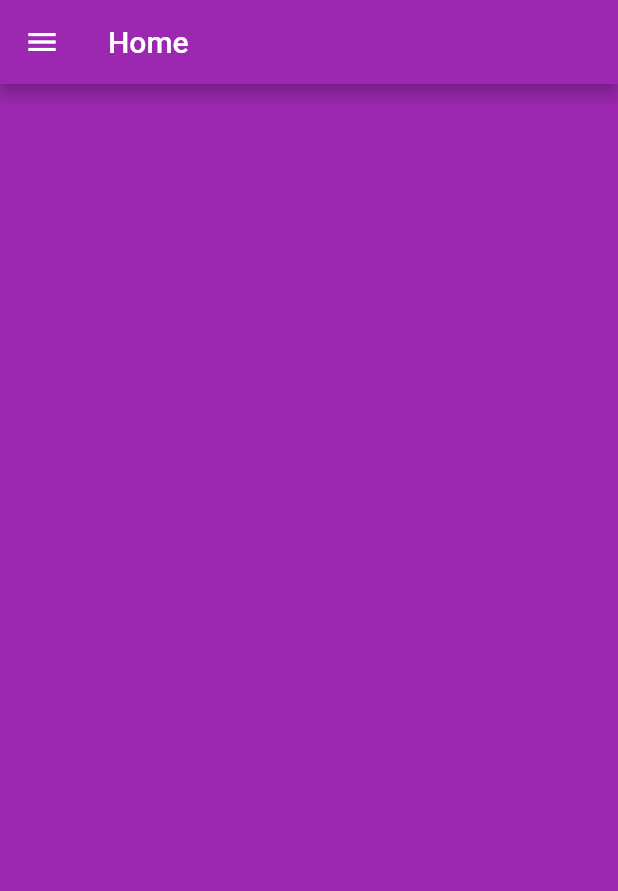
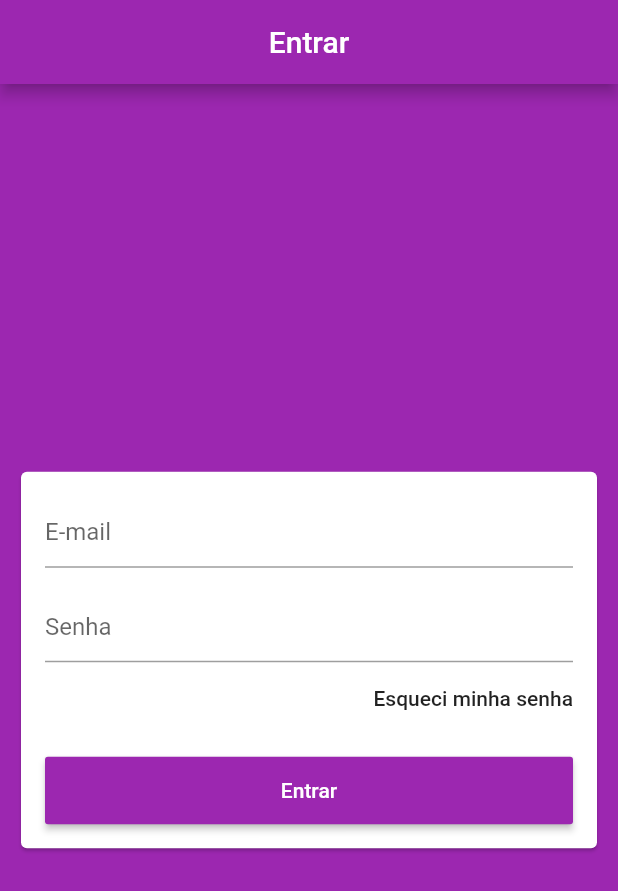
Before and after one commit to leoCardosoDev/flutter_ecommerce_completo, a Flutter app: the screen it shows after launch, on a phone screen of 412 x 824 dp. Shown: the top 891 px of the screen. Run offline on Flutter 3.47's test engine with Material 2 defaults, Android fonts, the phone set to English and light mode, and no system bars.

Commit message:
feat: add LoginScreen

```diff
--- a/lib/screens/base/base_screen.dart
+++ b/lib/screens/base/base_screen.dart
@@ -1,5 +1,6 @@
 import 'package:ecommerce_completo/common/custom_drawer/custom_drawer.dart';
 import 'package:ecommerce_completo/models/page_manager.dart';
+import 'package:ecommerce_completo/screens/login/login_screen.dart';
 import 'package:flutter/material.dart';
 import 'package:provider/provider.dart';
 
@@ -13,13 +14,7 @@ class BaseScreen extends StatelessWidget {
         controller: pageController,
         physics: const NeverScrollableScrollPhysics(),
         children: [
-          Scaffold(
-            drawer: CustomDrawer(),
-            appBar: AppBar(
-              title: Text('Home'),
-            ),
-            body: Container(color: Colors.purple),
-          ),
+          LoginScreen(),
           Scaffold(
             drawer: CustomDrawer(),
             appBar: AppBar(
--- /dev/null
+++ b/lib/screens/login/login_screen.dart
@@ -0,0 +1,63 @@
+import 'package:flutter/material.dart';
+
+class LoginScreen extends StatelessWidget {
+  @override
+  Widget build(BuildContext context) {
+    return Scaffold(
+      appBar: AppBar(
+        title: Text('Entrar'),
+        centerTitle: true,
+      ),
+      body: Center(
+        child: Card(
+          margin: const EdgeInsets.symmetric(horizontal: 14),
+          child: ListView(
+            padding: EdgeInsets.all(16),
+            shrinkWrap: true,
+            children: [
+              TextFormField(
+                decoration: InputDecoration(hintText: 'E-mail'),
+                keyboardType: TextInputType.emailAddress,
+                autocorrect: false,
+                validator: (email) {
+                  return null;
+                },
+              ),
+              SizedBox(height: 15),
+              TextFormField(
+                decoration: InputDecoration(hintText: 'Senha'),
+                keyboardType: TextInputType.emailAddress,
+                autocorrect: false,
+                obscureText: true,
+                validator: (password) {
+                  if (password.isEmpty || password.length < 6) {
+                    return 'Senha inválida';
+                  }
+                  return null;
+                },
+              ),
+              Align(
+                alignment: Alignment.centerRight,
+                child: FlatButton(
+                  padding: EdgeInsets.zero,
+                  onPressed: () {},
+                  child: Text('Esqueci minha senha'),
+                ),
+              ),
+              SizedBox(height: 15),
+              SizedBox(
+                height: 45,
+                child: RaisedButton(
+                  onPressed: () {},
+                  color: Theme.of(context).primaryColor,
+                  textColor: Colors.white,
+                  child: Text('Entrar'),
+                ),
+              ),
+            ],
+          ),
+        ),
+      ),
+    );
+  }
+}
```
